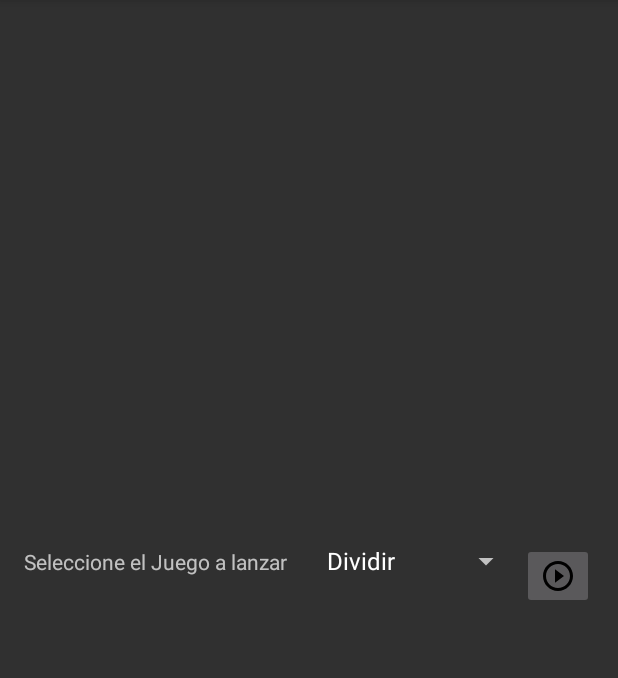
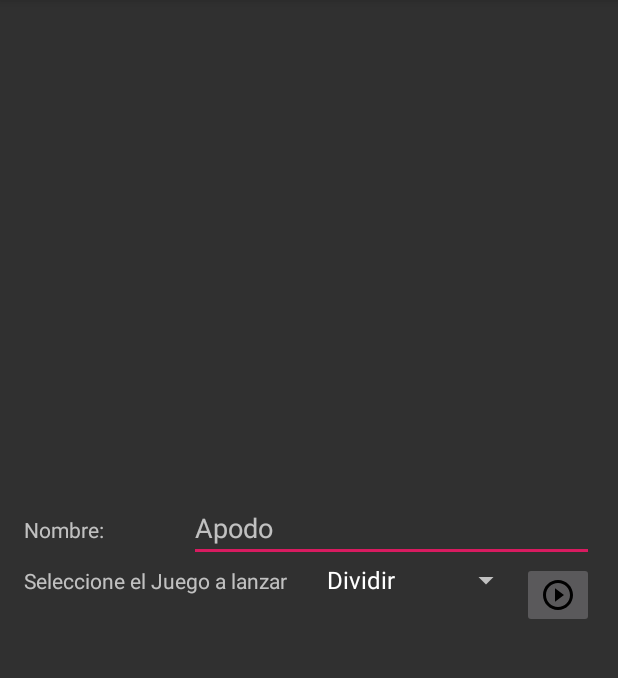
Before and after one commit to flcarballeda/CajaColores, an Android app: the StartActivity screen opened directly, with no data from a screen before it, on a phone screen of 412 x 824 dp, the part 84-762 px from its top. Run offline under Robolectric (Android 15) with nearby library versions, the phone set to English and light mode, and no system bars.

Commit message:
Añadido el UserPreferences, no funciona.

```diff
--- a/app/src/main/java/org/lopez/fernando/cajacolores/StartActivity.java
+++ b/app/src/main/java/org/lopez/fernando/cajacolores/StartActivity.java
@@ -9,7 +9,10 @@ import android.view.View;
 import android.widget.Adapter;
 import android.widget.AdapterView;
 import android.widget.ArrayAdapter;
+import android.widget.EditText;
 import android.widget.Spinner;
+import android.widget.TextView;
+
 /**
  * 1 Hacer una actividad inicial para que con un SPINNER para que se elija la modalidad que quieres jugar
  * 2 Crear una actividad previa a la modalidad "FER" para seleccionar el número de toques antes de entrar. Usar un NumberPicker
@@ -38,16 +41,20 @@ public class StartActivity extends AppCompatActivity implements AdapterView.OnIt
     }
 
     public void launchGame( View view) {
+        EditText editText = findViewById(R.id.editTextNombreJugador);
+        if (editText.getText().toString().trim().isEmpty()) {
+            return;
+        }
         int pos = spinner.getSelectedItemPosition();
         switch( pos) {
             case 0 : { // "Dividir"
                 Intent intent = new Intent(this, GetSquareActivity.class);
-                this.finish();
+                intent.putExtra(Constantes.NOM_RECORD_SPLIT, editText.getText().toString());
                 startActivity(intent);
             } break;
             case 1 : { // "Colores"
                 Intent intent = new Intent(this, MainActivity.class);
-                this.finish();
+                intent.putExtra(Constantes.NOM_RECORD_CAJACOLORES, editText.getText().toString());
                 startActivity(intent);
             } break;
             default: { // Upss no se porque pasa por aquí
@@ -59,6 +66,29 @@ public class StartActivity extends AppCompatActivity implements AdapterView.OnIt
     @Override
     public void onItemSelected(AdapterView<?> parent, View view,
                                   int pos, long id) {
+        UserPreferences up = new UserPreferences(this);
+        UserPreferences.Datos datos;
+        switch (pos) {
+            case 0: {
+                datos = up.getSplitRecord();
+            }
+            break;
+            case 1: {
+                datos = up.getCajacoloresRecord();
+            }
+            break;
+            default: {
+                return;
+            } // break;
+        }
+        if (null == datos) {
+            return;
+        }
+        String time = String.format(getResources().getString(R.string.messageShortTime), ((datos.getTime()) / 1000f));
+        TextView nombre = findViewById(R.id.labelNombre);
+        nombre.setText(datos.getNombre());
+        TextView tiempo = findViewById(R.id.labelRecord);
+        tiempo.setText(time);
     }
 
     @Override
--- a/app/src/main/res/layout/activity_get_square.xml
+++ b/app/src/main/res/layout/activity_get_square.xml
@@ -27,7 +27,7 @@
             android:id="@+id/numberSquares"
             android:layout_width="match_parent"
             android:layout_height="match_parent"
-            android:orientation="horizontal"></NumberPicker>
+            android:orientation="horizontal" />
 
         <ImageButton
             android:id="@+id/imageButton"
--- a/app/src/main/res/layout/activity_start.xml
+++ b/app/src/main/res/layout/activity_start.xml
@@ -12,6 +12,28 @@
     <LinearLayout
         android:layout_width="match_parent"
         android:layout_height="wrap_content"
+        android:orientation="horizontal">
+
+        <TextView
+            android:id="@+id/textView3"
+            android:layout_width="wrap_content"
+            android:layout_height="wrap_content"
+            android:layout_weight="1"
+            android:text="@string/userName" />
+
+        <EditText
+            android:id="@+id/editTextNombreJugador"
+            android:layout_width="wrap_content"
+            android:layout_height="wrap_content"
+            android:layout_weight="1"
+            android:ems="10"
+            android:hint="@string/hintUserName"
+            android:inputType="textPersonName" />
+    </LinearLayout>
+
+    <LinearLayout
+        android:layout_width="match_parent"
+        android:layout_height="wrap_content"
         android:layout_gravity="center_vertical"
         android:orientation="horizontal">
 
@@ -20,6 +42,7 @@
             android:layout_width="wrap_content"
             android:layout_height="wrap_content"
             android:layout_weight="1"
+            android:gravity="center_vertical"
             android:text="Seleccione el Juego a lanzar" />
 
         <Spinner
@@ -28,11 +51,31 @@
             android:layout_height="wrap_content"
             android:layout_weight="1" />
 
-        <ImageButton android:id="@+id/BtnImagen"
-            android:onClick="launchGame"
+        <ImageButton
+            android:id="@+id/BtnImagen"
             android:layout_width="wrap_content"
             android:layout_height="wrap_content"
             android:contentDescription="@string/launch_game"
+            android:onClick="launchGame"
             android:src="@drawable/ic_play_circle_outline_black_24dp" />
     </LinearLayout>
+
+    <LinearLayout
+        android:layout_width="match_parent"
+        android:layout_height="wrap_content"
+        android:orientation="horizontal">
+
+        <TextView
+            android:id="@+id/labelNombre"
+            android:layout_width="wrap_content"
+            android:layout_height="wrap_content"
+            android:layout_weight="1" />
+
+        <TextView
+            android:id="@+id/labelRecord"
+            android:layout_width="wrap_content"
+            android:layout_height="wrap_content"
+            android:layout_weight="1" />
+    </LinearLayout>
+
 </LinearLayout>
--- a/app/src/main/res/values/strings.xml
+++ b/app/src/main/res/values/strings.xml
@@ -5,6 +5,10 @@
     <string name="actividad_settings">Configuración</string>
     <string name="play_pause">Jugar / Parar</string>
     <string name="launch_game">Lanzar el juego</string>
+    <string name="userName">Nombre:</string>
+    <string name="hintUserName">Apodo</string>
+    <string name="messageLongTime">Ha tardado %1$.3f segundos.</string>
+    <string name="messageShortTime">%1$.3f seg.</string>
     <string-array name="spinnerOptions">
         <item>Dividir</item>
         <item>Colores</item>
```
Also changed, not shown: app/src/main/java/org/lopez/fernando/cajacolores/Constantes.java (added, +10 -0 lines), app/src/main/java/org/lopez/fernando/cajacolores/GetSquareActivity.java (+11 -5 lines), app/src/main/java/org/lopez/fernando/cajacolores/MainActivity.java (+15 -1 lines), app/src/main/java/org/lopez/fernando/cajacolores/SplitView.java (+15 -5 lines), app/src/main/java/org/lopez/fernando/cajacolores/UserPreferences.java (added, +71 -0 lines).
